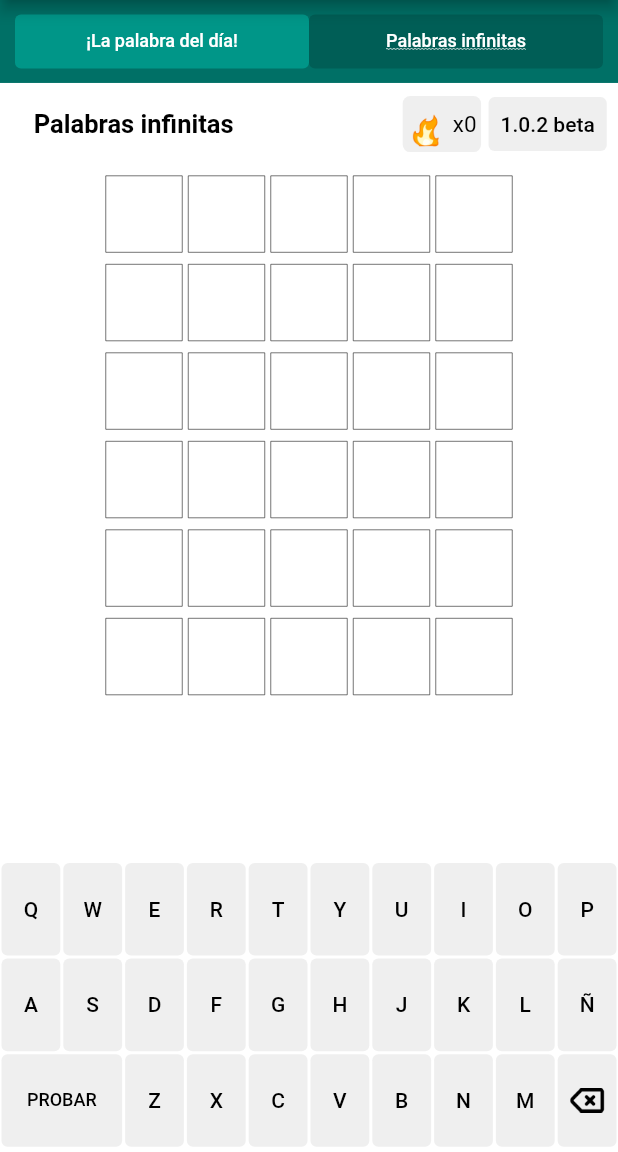
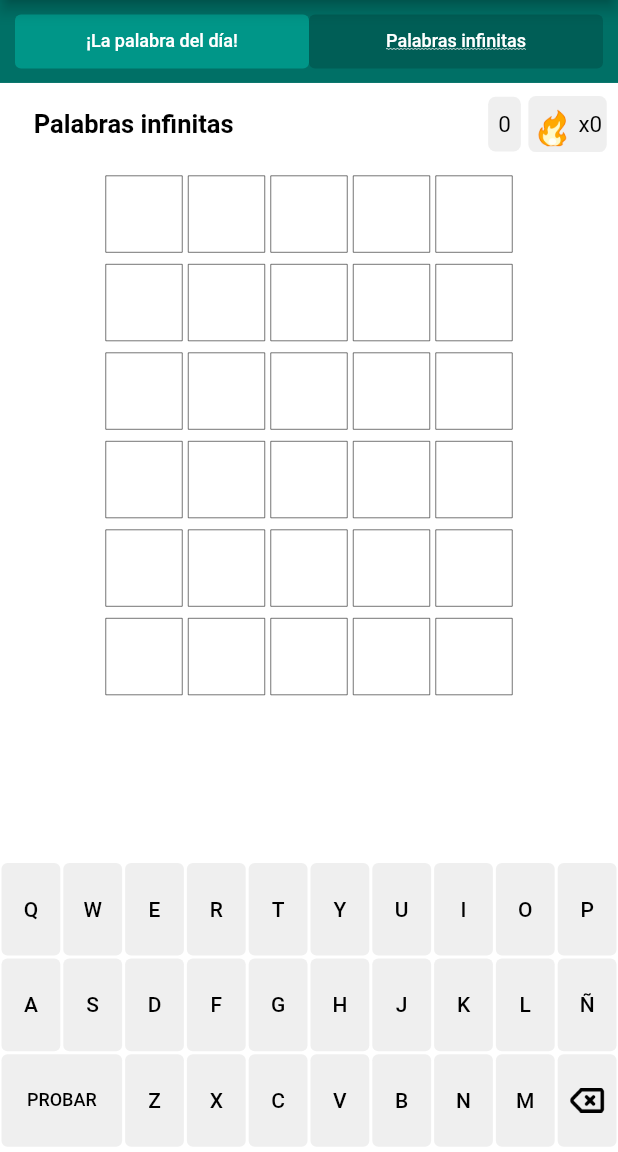
Before and after one commit to joaquinsolla/Encasillado, a Flutter app: the screen it shows after launch, after a tap on "Palabras infinitas", on a phone screen of 412 x 824 dp, the part 84-1236 px from its top. Run offline on Flutter 3.47's test engine with Material 2 defaults, Android fonts, the phone set to English and light mode, and no system bars; our stand-ins replace flushbar; missing offline and left inert: mailto, whatsapp_share; Roboto replaces fonts that are missing (RaleWay).

Commit message:
Implementating points system

```diff
--- a/lib/common_widgets.dart
+++ b/lib/common_widgets.dart
@@ -82,7 +82,6 @@ AppBar myAppBarWithoutButtons(BuildContext context) {
   );
 }
 
-//TODO: OK
 AnimatedContainer letterCell(String char, String col) {
   //COLOR SELECTION
   Color? cellColor = myWhite;
@@ -110,7 +109,6 @@ AnimatedContainer letterCell(String char, String col) {
   );
 }
 
-//TODO: OK
 Row letterRowInfinite(int _from) {
   return Row(
     crossAxisAlignment: CrossAxisAlignment.center,
@@ -139,7 +137,6 @@ Row letterRowWotd(int _from) {
   );
 }
 
-//TODO: OK
 Column cellsFieldInfinite() {
   return Column(
       crossAxisAlignment: CrossAxisAlignment.center,
@@ -186,7 +183,6 @@ Container game_banner(BuildContext context) {
   String gameString = "Palabras infinitas";
   if (currentPage == 0) gameString = "¡La palabra del día!";
   if (currentPage == 1) gameString = "Palabras infinitas";
-  if (currentPage == 2) gameString = "Modo contrarreloj";
 
   return Container(
     height: deviceHeight * 0.078 - 15.0,
@@ -208,6 +204,29 @@ Container game_banner(BuildContext context) {
           ),
         ),
         Expanded(child: Text("")),
+        if (currentPage == 1)
+          Container(
+          height: 36.5,
+          alignment: Alignment.center,
+          padding: const EdgeInsets.fromLTRB(3.0, 2.0, 3.0, 2.0),
+          decoration: BoxDecoration(
+            color: keyColor,
+            borderRadius: BorderRadius.circular(5),
+          ),
+          child: Text(
+            " " + pointsInfinite.toString() + " ",
+            style: TextStyle(
+              fontSize: 15,
+              color: myBlack,
+              fontWeight: FontWeight.normal,
+              decoration: TextDecoration.none,
+              fontFamily: 'RaleWay',
+            ),
+          ),
+        ),
+        SizedBox(
+          width: 5.0,
+        ),
         if (currentPage == 1)
           Container(
             padding: const EdgeInsets.fromLTRB(3.0, 2.0, 3.0, 2.0),
@@ -234,10 +253,7 @@ Container game_banner(BuildContext context) {
               ],
             ),
           ),
-        SizedBox(
-          width: 5.0,
-        ),
-        current_version_button(context),
+        if (currentPage == 0) current_version_button(context),
       ],
     ),
   );
```
